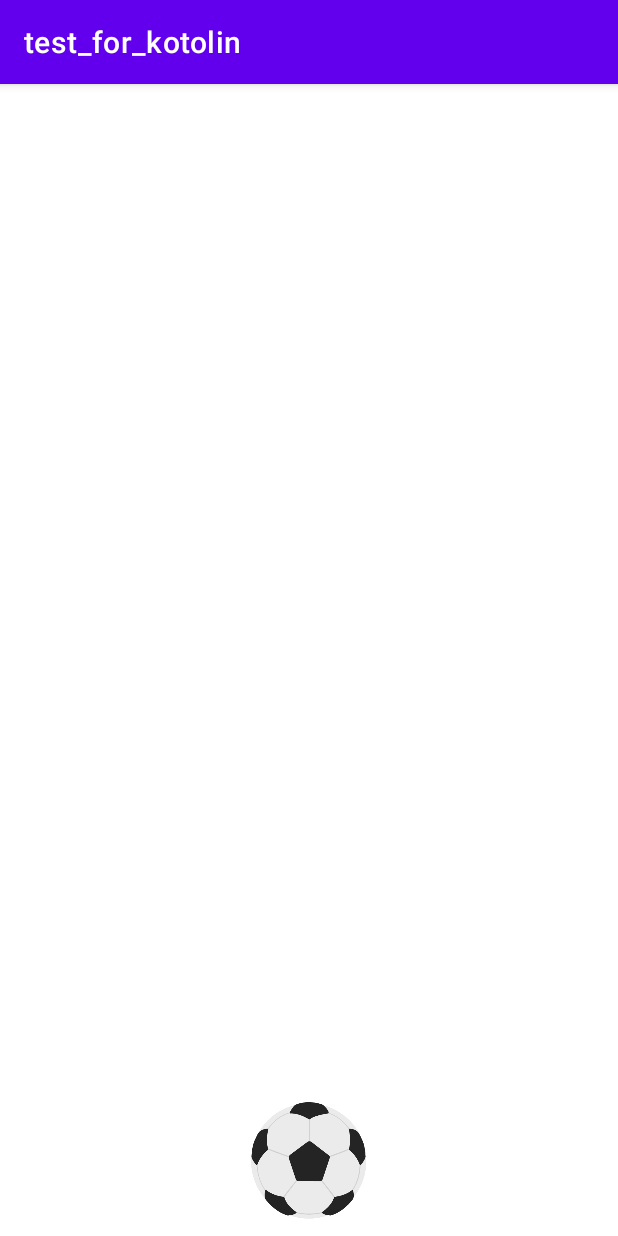
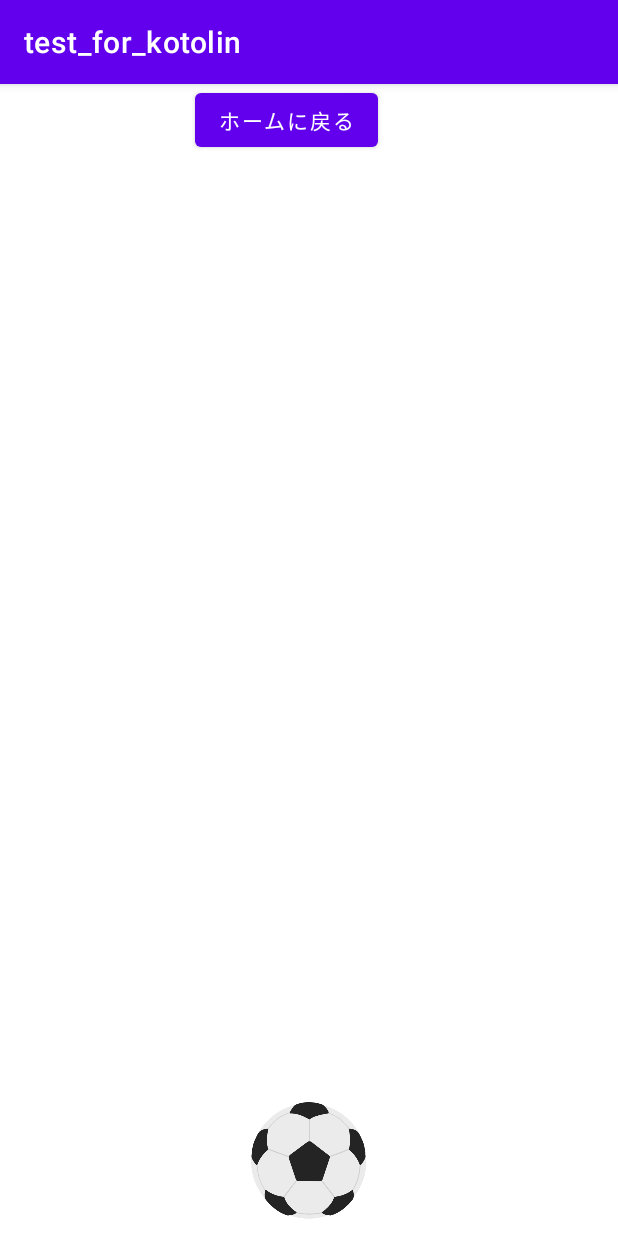
Before and after one commit to daiki-shiroma/test_for_kotlin, an Android app: the screen it shows after launch (DirectionalSwipeActivity), after a tap on "ボールを投げる", on a phone screen of 412 x 824 dp. Run offline under Robolectric (Android 15) with nearby library versions, the phone set to English and light mode, and no system bars.

Commit message:
練習完了した

```diff
--- a/app/src/main/AndroidManifest.xml
+++ b/app/src/main/AndroidManifest.xml
@@ -22,7 +22,7 @@
             </intent-filter>
         </activity>
 
-        <activity android:name=".ThrowBallActivity"></activity>
+        <activity android:name=".DragBallActivity"></activity>
         <activity android:name=".DirectionalSwipeActivity"></activity>
 
     </application>
--- a/app/src/main/java/com/example/test_for_kotolin/DirectionalSwipeActivity.kt
+++ b/app/src/main/java/com/example/test_for_kotolin/DirectionalSwipeActivity.kt
@@ -5,33 +5,40 @@ import android.animation.ObjectAnimator
 import android.os.Bundle
 import android.view.MotionEvent
 import android.view.View
+import android.widget.Button
 import android.widget.ImageView
 import androidx.appcompat.app.AppCompatActivity
 
 class DirectionalSwipeActivity : AppCompatActivity(),View.OnTouchListener {
-    private var startX: Float = 0.0f
-    private var startY: Float = 0.0f
+    private var lastTouchX: Float = 0.0f
+    private var lastTouchY: Float = 0.0f
 
     private lateinit var ballImage: ImageView
+    private lateinit var backButton: Button
     override fun onCreate(savedInstanceState: Bundle?) {
         super.onCreate(savedInstanceState)
-        setContentView(R.layout.activity_throw_ball)
+        setContentView(R.layout.activity_directional_swipe)
 
         ballImage = findViewById(R.id.ball_image)
         ballImage.setOnTouchListener(this)
+
+        backButton = findViewById(R.id.back_button)
+        backButton.setOnClickListener {
+            finish()
+        }
     }
 
     override fun onTouch(v: View?, event: MotionEvent?): Boolean {
         when (event?.action) {
             MotionEvent.ACTION_DOWN -> {
-                startX = event.x
-                startY = event.y
+                lastTouchX = event.x
+                lastTouchY = event.y
             }
             MotionEvent.ACTION_UP -> {
                 val endX = event.x
                 val endY = event.y
-                val distanceX = endX - startX
-                val distanceY = endY - startY
+                val distanceX = endX - lastTouchX
+                val distanceY = endY - lastTouchY
 
                 when {
                     distanceX > 100 -> onSwipeRight()
--- a/app/src/main/java/com/example/test_for_kotolin/MainActivity.kt
+++ b/app/src/main/java/com/example/test_for_kotolin/MainActivity.kt
@@ -10,9 +10,15 @@ class MainActivity : AppCompatActivity() {
         super.onCreate(savedInstanceState)
         setContentView(R.layout.activity_main)
 
-        val textView: TextView = findViewById(R.id.textView)
-        textView.setOnClickListener {
+        val directToDirectionalSwipeActivity: TextView = findViewById(R.id.directToThrowBall)
+        directToDirectionalSwipeActivity.setOnClickListener {
             val intent = Intent(this, DirectionalSwipeActivity::class.java)
+            startActivity(intent)
+        }
+
+        val directToDragBallActivity: TextView = findViewById(R.id.directToDragBall)
+        directToDragBallActivity.setOnClickListener {
+            val intent = Intent(this, DragBallActivity::class.java)
             startActivity(intent)
         }
     }
--- a/app/src/main/res/layout/activity_directional_swipe.xml
+++ b/app/src/main/res/layout/activity_directional_swipe.xml
@@ -10,4 +10,12 @@
         android:src="@drawable/ball"
         android:layout_alignParentBottom="true"
         android:layout_centerHorizontal="true"/>
+
+    <Button
+        android:id="@+id/back_button"
+        android:layout_width="wrap_content"
+        android:layout_height="wrap_content"
+        android:layout_alignParentEnd="true"
+        android:layout_marginEnd="160dp"
+        android:text="ホームに戻る" />
 </RelativeLayout>
```
Also changed, not shown: app/src/main/java/com/example/test_for_kotolin/DragBallActivity.kt (added, +77 -0 lines), app/src/main/java/com/example/test_for_kotolin/ThrowBallActivity.kt (deleted, +0 -154 lines), app/src/main/res/layout/activity_drag_ball.xml (renamed from app/src/main/res/layout/activity_throw_ball.xml, +12 -2 lines), app/src/main/res/layout/activity_main.xml (+7 -1 lines).
